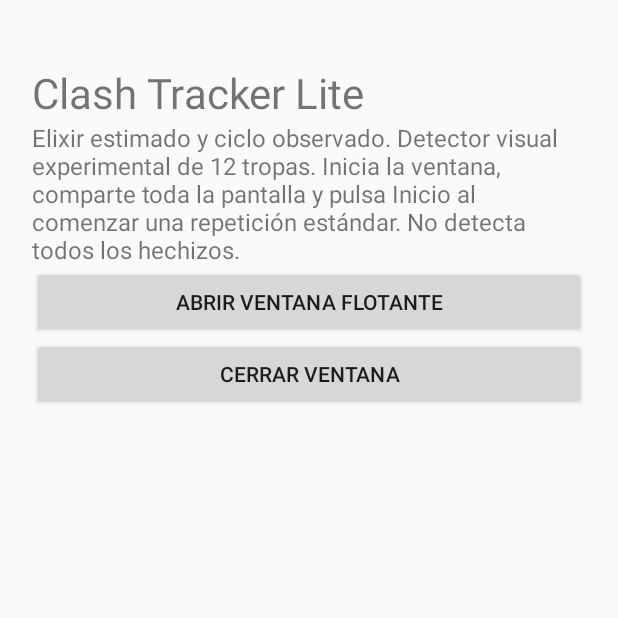
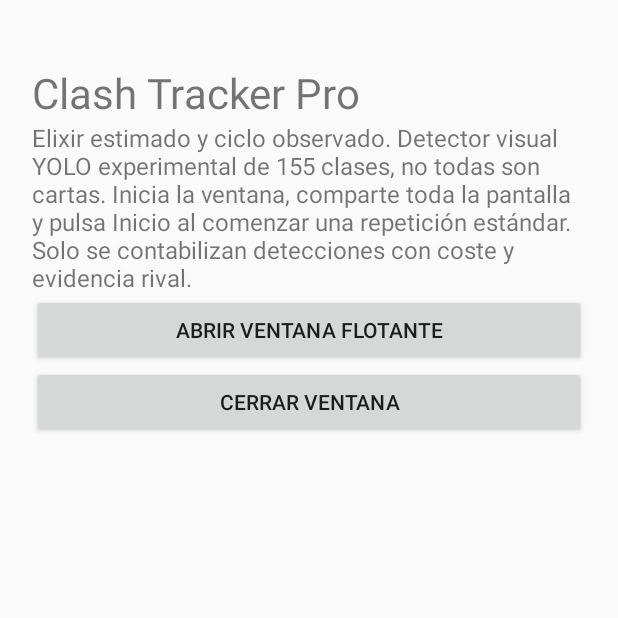
Before and after one commit to Marquitobro/Clash-AI-New, an Android app: the screen it shows after launch (MainActivity), on a phone screen of 412 x 824 dp, the top half of it. Run offline under Robolectric (Android 15) with nearby library versions, the phone set to English and light mode, and no system bars.

Commit message:
Explain wider detector

```diff
--- a/app/src/main/java/com/marquitobro/clashai/MainActivity.kt
+++ b/app/src/main/java/com/marquitobro/clashai/MainActivity.kt
@@ -35,11 +35,11 @@ class MainActivity : ComponentActivity() {
             orientation = LinearLayout.VERTICAL
             setPadding(32, 64, 32, 32)
             addView(TextView(context).apply {
-                text = "Clash Tracker Lite"
+                text = "Clash Tracker Pro"
                 textSize = 28f
             })
             addView(TextView(context).apply {
-                text = "Elixir estimado y ciclo observado. Detector visual experimental de 12 tropas. Inicia la ventana, comparte toda la pantalla y pulsa Inicio al comenzar una repetición estándar. No detecta todos los hechizos."
+                text = "Elixir estimado y ciclo observado. Detector visual YOLO experimental de 155 clases, no todas son cartas. Inicia la ventana, comparte toda la pantalla y pulsa Inicio al comenzar una repetición estándar. Solo se contabilizan detecciones con coste y evidencia rival."
                 textSize = 16f
             })
             addView(Button(context).apply {
```
